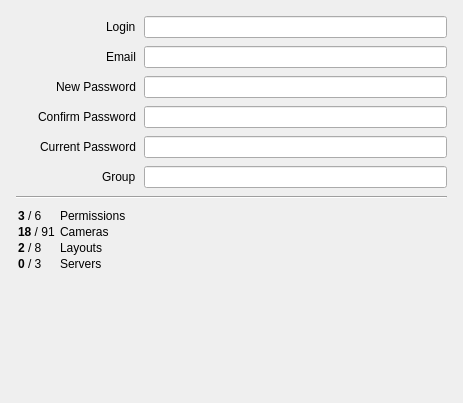
First picture: the form in client/src/ui/widgets/properties/user_profile_widget.ui, repository networkoptix/nx_open, before the edit.
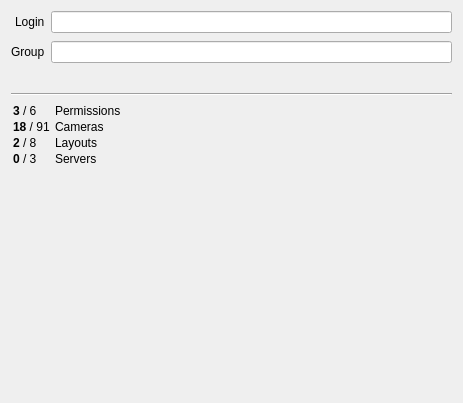
Second picture: the form after the edit. Custom widgets are drawn as their Qt base class.

Commit message:
VMS-2293: Create dialog for access rights setup
<==== Mercurial data ====>
Branch: dev_3.0.0_gui

Patch:
```diff
--- a/client/src/ui/widgets/properties/user_profile_widget.ui
+++ b/client/src/ui/widgets/properties/user_profile_widget.ui
@@ -11,23 +11,8 @@
    </rect>
   </property>
   <layout class="QVBoxLayout" name="verticalLayout">
-   <property name="spacing">
-    <number>8</number>
-   </property>
-   <property name="leftMargin">
-    <number>16</number>
-   </property>
-   <property name="topMargin">
-    <number>16</number>
-   </property>
-   <property name="rightMargin">
-    <number>16</number>
-   </property>
-   <property name="bottomMargin">
-    <number>16</number>
-   </property>
    <item>
-    <layout class="QGridLayout" name="propertiesLayout" columnminimumwidth="120,0">
+    <layout class="QGridLayout" name="propertiesLayout">
      <property name="verticalSpacing">
       <number>8</number>
      </property>
@@ -38,73 +23,33 @@
        </property>
       </widget>
      </item>
-     <item row="1" column="0" alignment="Qt::AlignRight">
-      <widget class="QLabel" name="emailLabel">
-       <property name="text">
-        <string>Email</string>
-       </property>
-      </widget>
-     </item>
      <item row="1" column="1">
-      <widget class="QLineEdit" name="emailEdit"/>
-     </item>
-     <item row="5" column="0" alignment="Qt::AlignRight">
-      <widget class="QLabel" name="groupLabel">
-       <property name="text">
-        <string>Group</string>
-       </property>
-      </widget>
-     </item>
-     <item row="5" column="1">
       <widget class="QLineEdit" name="groupLineEdit"/>
      </item>
      <item row="0" column="1">
       <widget class="QLineEdit" name="loginLineEdit"/>
      </item>
-     <item row="2" column="0" alignment="Qt::AlignRight">
-      <widget class="QLabel" name="passwordLabel">
+     <item row="1" column="0" alignment="Qt::AlignRight">
+      <widget class="QLabel" name="groupLabel">
        <property name="text">
-        <string>New Password</string>
-       </property>
-      </widget>
-     </item>
-     <item row="3" column="0" alignment="Qt::AlignRight">
-      <widget class="QLabel" name="confirmPasswordLabel">
-       <property name="text">
-        <string>Confirm Password</string>
-       </property>
-      </widget>
-     </item>
-     <item row="4" column="0" alignment="Qt::AlignRight">
-      <widget class="QLabel" name="currentPasswordLabel">
-       <property name="text">
-        <string>Current Password</string>
-       </property>
-      </widget>
-     </item>
-     <item row="2" column="1">
-      <widget class="QLineEdit" name="passwordEdit">
-       <property name="echoMode">
-        <enum>QLineEdit::Password</enum>
-       </property>
-      </widget>
-     </item>
-     <item row="3" column="1">
-      <widget class="QLineEdit" name="confirmPasswordEdit">
-       <property name="echoMode">
-        <enum>QLineEdit::Password</enum>
-       </property>
-      </widget>
-     </item>
-     <item row="4" column="1">
-      <widget class="QLineEdit" name="currentPasswordEdit">
-       <property name="echoMode">
-        <enum>QLineEdit::Password</enum>
+        <string>Group</string>
        </property>
       </widget>
      </item>
     </layout>
    </item>
+   <item>
+    <widget class="QnInputField" name="emailInputField" native="true"/>
+   </item>
+   <item>
+    <widget class="QnInputField" name="newPasswordInputField" native="true"/>
+   </item>
+   <item>
+    <widget class="QnInputField" name="confirmPasswordInputField" native="true"/>
+   </item>
+   <item>
+    <widget class="QnInputField" name="currentPasswordInputField" native="true"/>
+   </item>
    <item>
     <widget class="Line" name="line">
      <property name="orientation">
@@ -142,6 +87,14 @@
    </item>
   </layout>
  </widget>
+ <customwidgets>
+  <customwidget>
+   <class>QnInputField</class>
+   <extends>QWidget</extends>
+   <header location="global">ui/widgets/common/input_field.h</header>
+   <container>1</container>
+  </customwidget>
+ </customwidgets>
  <resources/>
  <connections/>
 </ui>
```
The commit also changes 6 other files.
